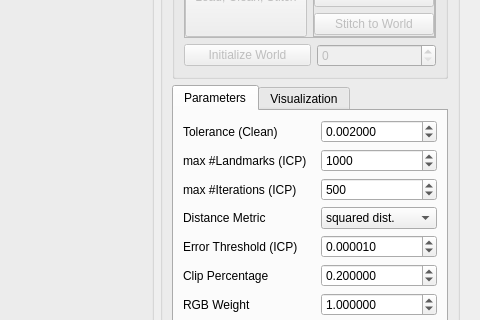
First picture: the form in master/seminar/StitchingWidget.ui, repository anygo/uniprojectsdn, before the edit; both pictures show x 514 to 994 and y 123 to 443 of the 994 by 771 pixel window.
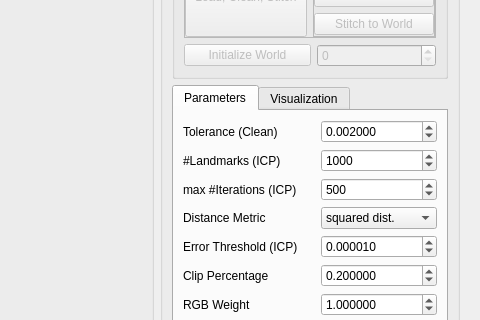
Second picture: the form after the edit. Custom widgets are drawn as their Qt base class.

What changed in the file:
```diff
--- a/master/seminar/StitchingWidget.ui
+++ b/master/seminar/StitchingWidget.ui
@@ -246,7 +246,7 @@
              <item row="1" column="0">
               <widget class="QLabel" name="label_2">
                <property name="text">
-                <string>max #Landmarks (ICP)</string>
+                <string>#Landmarks (ICP)</string>
                </property>
               </widget>
              </item>
```
Left out of the diff: 4 changed lines with no effect on the pictures.
